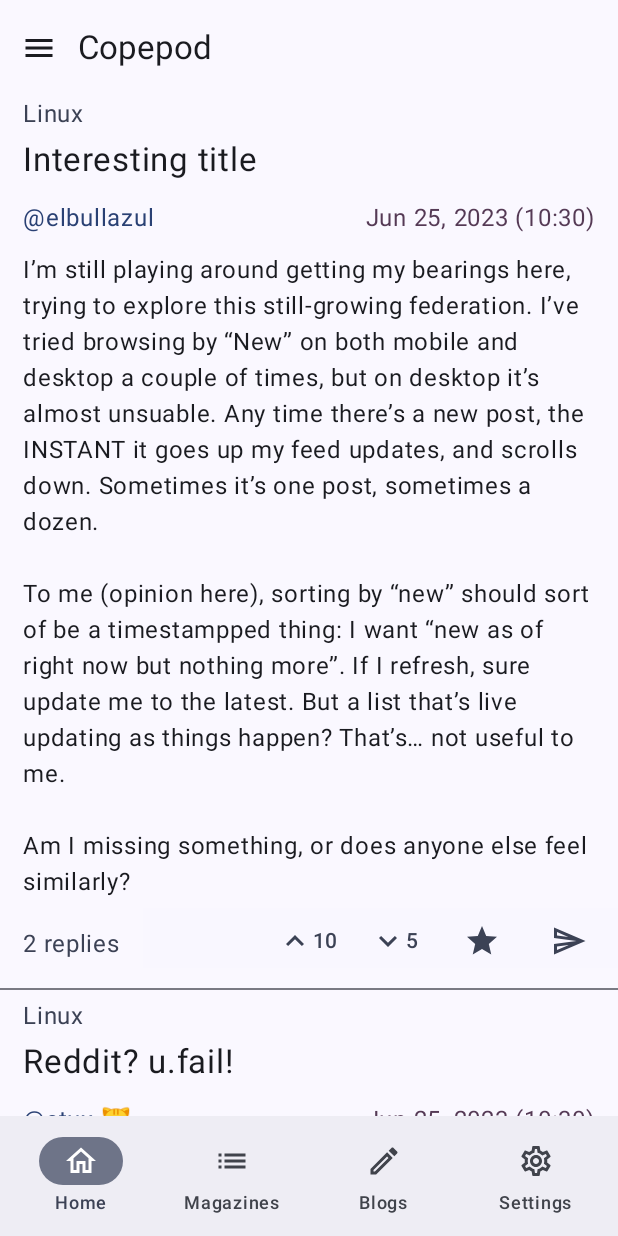
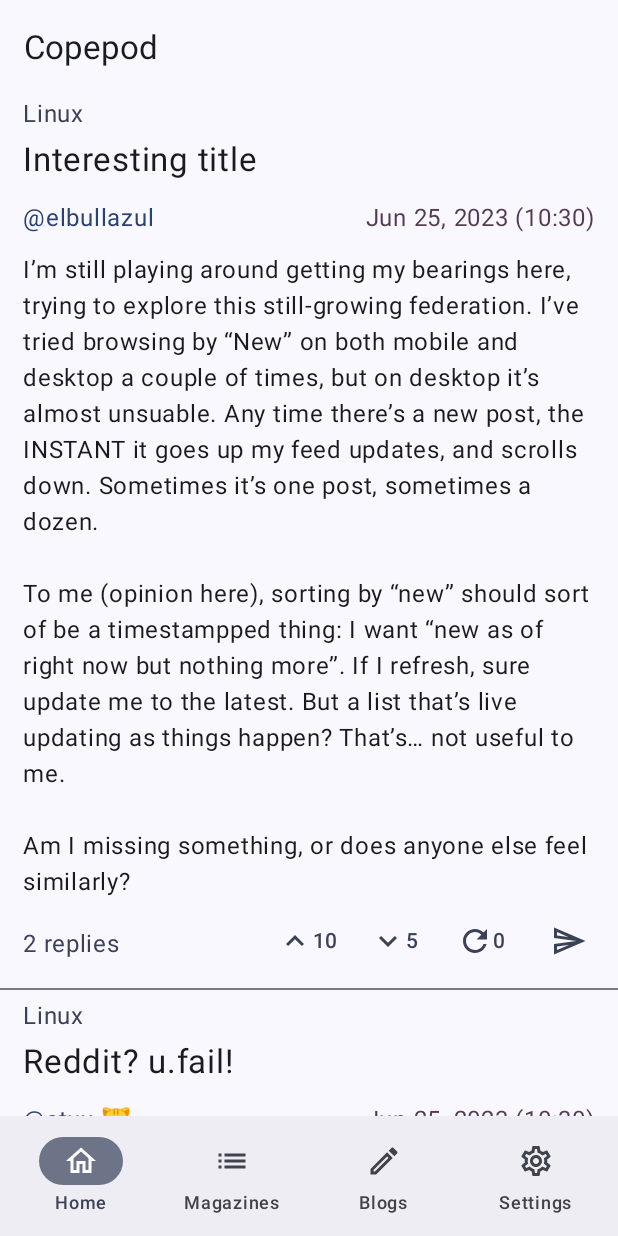
Before and after one commit to Elbullazul/Copepod, an Android app built with Jetpack Compose: the screen it shows after launch (MainActivity), on a phone screen of 412 x 824 dp. Run offline under Robolectric (Android 15) with nearby library versions, the phone set to English and light mode, and no system bars.

Commit message:
Finish navigation implementation, add some new views, reorganize others

```diff
--- a/app/src/main/AndroidManifest.xml
+++ b/app/src/main/AndroidManifest.xml
@@ -13,7 +13,7 @@
         android:theme="@style/Theme.Copepod"
         tools:targetApi="31">
         <activity
-            android:name=".ui.activities.MainActivity"
+            android:name=".ui.MainActivity"
             android:exported="true"
             android:label="@string/app_name"
             android:theme="@style/Theme.Copepod">
--- a/app/src/main/java/dev/elbullazul/copepod/api/kbin/models/Comment.kt
+++ b/app/src/main/java/dev/elbullazul/copepod/api/kbin/models/Comment.kt
@@ -6,22 +6,33 @@ import dev.elbullazul.copepod.api.common.actions.Favorites
 import dev.elbullazul.copepod.api.common.actions.Votes
 import java.util.Date
 
-class Comment(creator: User, created: Date, body: String, url: String, originUrl: String, replies: List<Post>, upvotes: Int, downvotes: Int, boosts: Int):
-    Post(creator, created, body, url, originUrl, replies),
-    Votes, Boosts, Favorites {
+class Comment():
+    Post(),
+    Votes, Boosts {
 
     // assign manually
     var parent: Post? = null
     var root: Post? = null
 
-    override var upvotes = upvotes
-    override var downvotes = downvotes
-    override var boosts = boosts
-    override var favorites = 0  // not used?
+    override var upvotes = 0
+    override var downvotes = 0
+    override var boosts = 0
 
-    constructor(creator: User, created: Date, body: String, url: String, originUrl: String, replies: List<Post>, upvotes: Int, downvotes: Int, boosts: Int, parent: Post)
-        :this(creator, created, body, url, originUrl, replies, upvotes, downvotes, boosts) {
+    override var vote = 0  // not voted
+    override var boosted = false
 
-        this.parent = parent
+    constructor(creator: User, created: Date, body: String, url: String, originUrl: String, replies: List<Post>, upvotes: Int, downvotes: Int, boosts: Int)
+        :this() {
+
+        this.creator = creator
+        this.created = created
+        this.body = body
+        this.url = url
+        this.originUrl = originUrl
+        this.replies = replies
+
+        this.upvotes = upvotes
+        this.downvotes = downvotes
+        this.boosts = boosts
     }
 }
--- a/app/src/main/java/dev/elbullazul/copepod/api/kbin/models/Thread.kt
+++ b/app/src/main/java/dev/elbullazul/copepod/api/kbin/models/Thread.kt
@@ -7,7 +7,7 @@ import dev.elbullazul.copepod.api.common.actions.Votes
 import java.util.Date
 
 class Thread(): Post(),
-    Votes, Boosts, Favorites {
+    Votes, Boosts {
 
     var title: String = ""
     var magazine: Magazine = Magazine()
@@ -15,7 +15,9 @@ class Thread(): Post(),
     override var upvotes = 0
     override var downvotes = 0
     override var boosts = 0
-    override var favorites = 0  // not used?
+
+    override var vote = 0   // not voted
+    override var boosted = false
 
     constructor(creator: User, created: Date, title: String, magazine: Magazine, body: String, url: String, originUrl: String, replies: List<Post>, upvotes: Int, downvotes: Int, boosts: Int):this() {
         this.creator = creator
--- a/app/src/main/java/dev/elbullazul/copepod/ui/activities/MainActivity.kt
+++ b/app/src/main/java/dev/elbullazul/copepod/ui/MainActivity.kt
@@ -1,4 +1,4 @@
-package dev.elbullazul.copepod.ui.activities
+package dev.elbullazul.copepod.ui
 
 import android.os.Bundle
 import androidx.activity.ComponentActivity
@@ -13,13 +13,10 @@ import androidx.compose.ui.Modifier
 import androidx.navigation.compose.NavHost
 import androidx.navigation.compose.composable
 import androidx.navigation.compose.rememberNavController
-import dev.elbullazul.copepod.api.kbin.data.TEST_COMMENTS
-import dev.elbullazul.copepod.api.kbin.data.TEST_THREADS
 import dev.elbullazul.copepod.ui.fragments.common.BottomBar
-import dev.elbullazul.copepod.ui.fragments.common.HeaderBar
-import dev.elbullazul.copepod.ui.fragments.views.ThreadListView
-import dev.elbullazul.copepod.ui.fragments.views.ThreadView
-import dev.elbullazul.copepod.ui.fragments.views.UserProfileView
+import dev.elbullazul.copepod.ui.fragments.common.TopBar
+import dev.elbullazul.copepod.ui.navigation.Overview
+import dev.elbullazul.copepod.ui.navigation.Screens
 import dev.elbullazul.copepod.ui.theme.CopepodTheme
 
 class MainActivity : ComponentActivity() {
@@ -33,7 +30,8 @@ class MainActivity : ComponentActivity() {
 }
 @Composable
 fun App() {
-    // DEBUG val context = LocalContext.current
+    // DEBUG
+//    val context = LocalContext.current
     val navController = rememberNavController()
 
     CopepodTheme {
@@ -43,19 +41,13 @@ fun App() {
             color = MaterialTheme.colorScheme.background
         ) {
             Scaffold(
-                topBar = { HeaderBar() },
+                topBar = { TopBar() },
                 bottomBar = { BottomBar(navController = navController) }
             ) { contentPadding ->
-                NavHost(navController = navController, startDestination = "home", modifier = Modifier.padding(contentPadding)) {
-                    composable("home") { ThreadListView(threads = TEST_THREADS) }
-                    composable("user") {
-                        UserProfileView(
-                            comments = TEST_COMMENTS,
-                            threads = TEST_THREADS,
-                            blogs = emptyList()
-                        )
+                NavHost(navController = navController, startDestination = Overview.route, modifier = Modifier.padding(contentPadding)) {
+                    for (navItem in Screens.NavItems) {
+                        composable(navItem.route) { navItem.view() }
                     }
-                    composable("thread") { ThreadView(thread = TEST_THREADS[2]) }
                 }
             }
         }
--- a/app/src/main/java/dev/elbullazul/copepod/ui/fragments/cards/CommentCard.kt
+++ b/app/src/main/java/dev/elbullazul/copepod/ui/fragments/cards/CommentCard.kt
@@ -29,7 +29,7 @@ fun CommentCard(comment: Comment) {
             CardHeader(creator = comment.creator.name, created = comment.created)
             MarkdownBody(comment.body)
         }
-        CardFooter(upvotes = comment.upvotes, downvotes = comment.downvotes)
+        CardFooter(comment)
     }
 }
 
--- /dev/null
+++ b/app/src/main/java/dev/elbullazul/copepod/ui/fragments/cards/ProfileCard.kt
@@ -0,0 +1,41 @@
+package dev.elbullazul.copepod.ui.fragments.cards
+
+import androidx.compose.foundation.layout.Column
+import androidx.compose.foundation.layout.Row
+import androidx.compose.foundation.layout.Spacer
+import androidx.compose.foundation.layout.padding
+import androidx.compose.material.icons.Icons
+import androidx.compose.material.icons.outlined.Info
+import androidx.compose.material.icons.outlined.Person
+import androidx.compose.material3.Icon
+import androidx.compose.material3.MaterialTheme
+import androidx.compose.material3.Text
+import androidx.compose.runtime.Composable
+import androidx.compose.ui.Modifier
+import androidx.compose.ui.res.stringResource
+import androidx.compose.ui.unit.dp
+import dev.elbullazul.copepod.R
+import dev.elbullazul.copepod.api.common.models.Actor
+import dev.elbullazul.copepod.api.common.models.PERSON_ACTOR
+
+// TODO: could be reused for magazine/community header
+
+@Composable
+fun ProfileCard(actor: Actor) {
+    Column(modifier = Modifier.padding(15.dp)) {
+        Row {
+            if (actor.type == PERSON_ACTOR) {
+                Icon(Icons.Outlined.Person, contentDescription = "user avatar")
+            }
+            else {
+                Icon(Icons.Outlined.Info, contentDescription = "group avatar")
+            }
+            Text(text = actor.name, modifier = Modifier.padding(horizontal = 5.dp))
+
+            // TODO: number of followers?
+            Spacer(modifier = Modifier.weight(1f))
+            Text(text = "${actor.followers} ${stringResource(R.string.followers)}", color = MaterialTheme.colorScheme.secondary)
+        }
+        Text("<description goes here>", modifier = Modifier.padding(vertical = 10.dp))
+    }
+}
--- a/app/src/main/java/dev/elbullazul/copepod/ui/fragments/cards/ThreadCard.kt
+++ b/app/src/main/java/dev/elbullazul/copepod/ui/fragments/cards/ThreadCard.kt
@@ -13,6 +13,7 @@ import androidx.compose.ui.tooling.preview.Preview
 import androidx.compose.ui.unit.dp
 import androidx.compose.ui.unit.sp
 import dev.elbullazul.copepod.R
+import dev.elbullazul.copepod.api.common.models.Post
 import dev.elbullazul.copepod.api.kbin.data.TEST_THREADS
 import dev.elbullazul.copepod.render.MarkdownBody
 import dev.elbullazul.copepod.ui.fragments.cards.common.CardFooter
@@ -21,29 +22,31 @@ import dev.elbullazul.copepod.api.kbin.models.Thread
 import dev.elbullazul.copepod.ui.theme.CopepodTheme
 
 @Composable
-fun ThreadCard(thread: Thread, onClick: () -> Unit) {
+fun ThreadCard(post: Post, onClick: () -> Unit) {
     // TODO: add community/magazine (requires rework to Thread object)
     // TODO: implement onClick action
     Column {
         Column(modifier = Modifier.padding(horizontal = 15.dp)) {
-            Text(thread.magazine.name, color = MaterialTheme.colorScheme.secondary)
-            Text(
-                text = thread.title,
-                fontSize = 22.sp,
-                modifier = Modifier.padding(horizontal = 0.dp, vertical = 5.dp)
-            )
+            if (post is Thread) {
+                Text(post.magazine.name, color = MaterialTheme.colorScheme.secondary)
+                Text(
+                    text = post.title,
+                    fontSize = 22.sp,
+                    modifier = Modifier.padding(horizontal = 0.dp, vertical = 5.dp)
+                )
+            }
             Spacer(modifier = Modifier.padding(vertical = 1.dp))
-            CardHeader(creator = thread.creator.name, created = thread.created)
-            MarkdownBody(source = thread.body)
+            CardHeader(creator = post.creator.name, created = post.created)
+            MarkdownBody(source = post.body)
         }
 
         Row {
             Text(
-                "${thread.replies.count()} ${stringResource(R.string.replies)}",
+                "${post.replies.count()} ${stringResource(R.string.replies)}",
                 color = MaterialTheme.colorScheme.secondary,
                 modifier = Modifier.padding(vertical = 12.dp, horizontal = 15.dp)
             )
-            CardFooter(upvotes = thread.upvotes, downvotes = thread.downvotes)
+            CardFooter(post)
         }
     }
 }
--- a/app/src/main/java/dev/elbullazul/copepod/ui/fragments/cards/UserProfileCard.kt
+++ /dev/null
@@ -1,27 +0,0 @@
-package dev.elbullazul.copepod.ui.fragments.cards
-
-import androidx.compose.foundation.layout.Column
-import androidx.compose.foundation.layout.Row
-import androidx.compose.foundation.layout.padding
-import androidx.compose.material.icons.Icons
-import androidx.compose.material.icons.outlined.Person
-import androidx.compose.material3.Icon
-import androidx.compose.material3.Text
-import androidx.compose.runtime.Composable
-import androidx.compose.ui.Modifier
-import androidx.compose.ui.unit.dp
-import dev.elbullazul.copepod.api.kbin.models.User
-
-// TODO: could be reused for magazine/community header
-
-@Composable
-fun UserProfileCard(user: User) {
-    Column(modifier = Modifier.padding(15.dp)) {
-        // TODO: user header composable?
-        Row {
-            Icon(Icons.Outlined.Person, contentDescription = "user avatar")
-            Text(text = user.name)
-        }
-        Text("<user description goes here>", modifier = Modifier.padding(vertical = 10.dp))
-    }
-}
--- a/app/src/main/java/dev/elbullazul/copepod/ui/fragments/cards/common/CardFooter.kt
+++ b/app/src/main/java/dev/elbullazul/copepod/ui/fragments/cards/common/CardFooter.kt
@@ -14,55 +14,115 @@ import androidx.compose.ui.unit.dp
 import androidx.compose.foundation.layout.PaddingValues
 import androidx.compose.foundation.layout.height
 import androidx.compose.foundation.layout.padding
+import androidx.compose.material.icons.outlined.Refresh
 import androidx.compose.material3.BottomAppBar
 import androidx.compose.material3.MaterialTheme
 import androidx.compose.material3.TextButton
+import androidx.compose.ui.graphics.Color
 import androidx.compose.ui.graphics.vector.ImageVector
 import androidx.compose.ui.platform.LocalContext
 import androidx.compose.ui.res.stringResource
 import dev.elbullazul.copepod.R
+import dev.elbullazul.copepod.api.common.actions.Boosts
+import dev.elbullazul.copepod.api.common.actions.DOWNVOTED
+import dev.elbullazul.copepod.api.common.actions.Favorites
+import dev.elbullazul.copepod.api.common.actions.NOT_VOTED
+import dev.elbullazul.copepod.api.common.actions.UPVOTED
+import dev.elbullazul.copepod.api.common.actions.Votes
+import dev.elbullazul.copepod.api.common.models.Post
 import dev.elbullazul.copepod.ui.helpers.ShowToast
 
 @Composable
-fun CommentActionButton(icon: ImageVector, text: String, description: String, onClick: () -> Unit) {
+fun CommentActionButton(icon: ImageVector, text: String, description: String, pressed: Boolean, onClick: () -> Unit) {
     TextButton(contentPadding = PaddingValues(0.dp), onClick = onClick) {
+        val color: Color
+
+        if (pressed) {
+            color = MaterialTheme.colorScheme.primary
+        }
+        else {
+            color = MaterialTheme.colorScheme.secondary
+        }
+
         Icon(
             imageVector = icon,
             contentDescription = description,
             modifier = Modifier.padding(0.dp),
-            tint = MaterialTheme.colorScheme.secondary
+            tint = color
         )
-        Text(text = text, color = MaterialTheme.colorScheme.secondary)
+        Text(text = text, color = color)
     }
 }
 
-// TODO: toggle on load if already marked as upvoted
 @Composable
-fun CardFooter(upvotes: Int, downvotes: Int) {
+fun CardFooter(post: Post) {
     val context = LocalContext.current
-
-    // TODO: shorten vote amount if over 1000 (ex. 1587 votes -> 1.5k?)
 
     BottomAppBar(
         containerColor = MaterialTheme.colorScheme.background.copy(alpha = .5f),
-        modifier = Modifier.height(40.dp)) {
-
+        modifier = Modifier.height(40.dp)
+    ) {
         Spacer(Modifier.weight(1f))
 
-        CommentActionButton(Icons.Outlined.KeyboardArrowUp, upvotes.toString(), stringResource(R.string.upvote), onClick = {
-            ShowToast(context, "Upvoted")
-        })
+        if (post is Votes) {
+            // TODO: fix pressed state check
+            CommentActionButton(
+                icon = Icons.Outlined.KeyboardArrowUp,
+                text = post.upvotes.toString(),
+                description = stringResource(R.string.upvote),
+                pressed = (post.vote == UPVOTED),
+                onClick = {
+                    ShowToast(context, "Upvoted")
+                    post.vote = UPVOTED
+                }
+            )
+            CommentActionButton(
+                icon = Icons.Outlined.KeyboardArrowDown,
+                text = post.downvotes.toString(),
+                description = stringResource(R.string.downvote),
+                pressed = (post.vote == DOWNVOTED),
+                onClick = {
+                    ShowToast(context, "Downvoted")
+                    post.vote = DOWNVOTED
+                }
+            )
+        }
 
-        CommentActionButton(Icons.Outlined.KeyboardArrowDown, downvotes.toString(), stringResource(R.string.downvote), onClick = {
-            ShowToast(context, "Downvoted")
-        })
+        if (post is Boosts) {
+            CommentActionButton(
+                icon = Icons.Outlined.Refresh,
+                text = post.boosts.toString(),
+                description = stringResource(R.string.favorite),
+                pressed = post.boosted,
+                onClick = {
+                    ShowToast(context, "bookmarked")
+                    post.boosted = !post.boosted
+                }
+            )
+        }
 
-        CommentActionButton(Icons.Outlined.Star, "", stringResource(R.string.favorite), onClick = {
-            ShowToast(context, "bookmarked")
-        })
+        if (post is Favorites) {
+            CommentActionButton(
+                icon = Icons.Outlined.Star,
+                text = post.favorites.toString(),
+                description = stringResource(R.string.favorite),
+                pressed = false,
+                onClick = {
+                    ShowToast(context, "bookmarked")
+                    post.favorited = !post.favorited
+                }
+            )
+        }
 
-        CommentActionButton(Icons.Outlined.Send, "", stringResource(R.string.reply), onClick = {
-            ShowToast(context, "coming soon!")
-        })
+        // TODO: make conditional as well
+        CommentActionButton(
+            icon = Icons.Outlined.Send,
+            text = "",
+            description = stringResource(R.string.reply),
+            pressed = false,
+            onClick = {
+                ShowToast(context, "coming soon!")
+            }
+        )
     }
 }
--- a/app/src/main/java/dev/elbullazul/copepod/ui/fragments/common/BottomBar.kt
+++ b/app/src/main/java/dev/elbullazul/copepod/ui/fragments/common/BottomBar.kt
@@ -17,6 +17,7 @@ import androidx.navigation.compose.currentBackStackEntryAsState
 import dev.elbullazul.copepod.R
 import dev.elbullazul.copepod.ui.helpers.ShowToast
 import androidx.compose.runtime.getValue
+import dev.elbullazul.copepod.ui.navigation.Screens
 
 @Composable
 fun BottomBar(navController: NavHostController) {
@@ -27,53 +28,13 @@ fun BottomBar(navController: NavHostController) {
     val currentRoute = navBackStackEntry?.destination?.route
 
     BottomAppBar {
-        NavigationBarItem(
-            icon = {
-                Icon(Icons.Outlined.Home, contentDescription = "home")
-            },
-            label = {
-                Text(stringResource(R.string.home))
-            },
-            selected = (currentRoute == "home"),
-            onClick = {
-                navController.navigate("home")
-            }
-        )
-        NavigationBarItem(
-            icon = {
-                Icon(Icons.Outlined.List, contentDescription = "magazines")
-            },
-            label = {
-                Text(stringResource(R.string.magazines))
-            },
-            selected = (currentRoute == "thread"),
-            onClick = {
-                navController.navigate("thread")
-            }
-        )
-        NavigationBarItem(
-            icon = {
-                Icon(Icons.Outlined.Create, contentDescription = "blogs")
-            },
-            label = {
-                Text(stringResource(R.string.blogs))
-            },
-            selected = false,
-            onClick = {
-                ShowToast(context, "Hi!")
-            }
-        )
-        NavigationBarItem(
-            icon = {
-                Icon(Icons.Outlined.Settings, contentDescription = "settings")
-            },
-            label = {
-                Text(stringResource(R.string.settings))
-            },
-            selected = false,
-            onClick = {
-                ShowToast(context, "Hi!")
-            }
-        )
+        for (navItem in Screens.NavItems) {
+            NavigationBarItem(
+                icon = { Icon(navItem.icon, contentDescription = navItem.route) },
+                label = { Text(stringResource(navItem.label)) },
+                selected = (currentRoute == navItem.route),
+                onClick = { navController.navigate(navItem.route) }
+            )
+        }
     }
 }
--- a/app/src/main/java/dev/elbullazul/copepod/ui/fragments/common/HeaderBar.kt
+++ b/app/src/main/java/dev/elbullazul/copepod/ui/fragments/common/TopBar.kt
@@ -2,8 +2,6 @@ package dev.elbullazul.copepod.ui.fragments.common
 
 import androidx.compose.foundation.layout.padding
 import androidx.compose.material.icons.Icons
-import androidx.compose.material.icons.filled.ArrowBack
-import androidx.compose.material.icons.outlined.List
 import androidx.compose.material.icons.outlined.Menu
 import androidx.compose.material3.Icon
 import androidx.compose.material3.Text
@@ -15,14 +13,14 @@ import androidx.compose.ui.unit.dp
 import dev.elbullazul.copepod.R
 
 @Composable
-fun HeaderBar() {
+fun TopBar() {
     TopAppBar(
         title = {
             Text(stringResource(R.string.app_name))
         },
-        navigationIcon = {
-            Icon(Icons.Outlined.Menu, contentDescription = "navigation drawer", modifier = Modifier.padding(10.dp))
-            //Icon(Icons.Filled.ArrowBack, "backIcon", modifier = Modifier.padding(horizontal = 3.dp))
-        }
+//        navigationIcon = {
+//            Icon(Icons.Outlined.Menu, contentDescription = "navigation drawer", modifier = Modifier.padding(10.dp))
+//            //Icon(Icons.Filled.ArrowBack, "backIcon", modifier = Modifier.padding(horizontal = 3.dp))
+//        }
     )
 }
--- /dev/null
+++ b/app/src/main/java/dev/elbullazul/copepod/ui/fragments/views/MagazineView.kt
@@ -0,0 +1,17 @@
+package dev.elbullazul.copepod.ui.fragments.views
+
+import androidx.compose.foundation.lazy.LazyColumn
+import androidx.compose.runtime.Composable
+import dev.elbullazul.copepod.api.kbin.data.TEST_MAGAZINES
+import dev.elbullazul.copepod.ui.fragments.cards.ProfileCard
+
+@Composable
+fun MagazineListView() {
+    LazyColumn() {
+        for (mag in TEST_MAGAZINES) {
+            item {
+                ProfileCard(actor = mag)
+            }
+        }
+    }
+}
--- /dev/null
+++ b/app/src/main/java/dev/elbullazul/copepod/ui/fragments/views/SettingsView.kt
@@ -0,0 +1,12 @@
+package dev.elbullazul.copepod.ui.fragments.views
+
+import androidx.compose.foundation.layout.Column
+import androidx.compose.material3.Text
+import androidx.compose.runtime.Composable
+
+@Composable
+fun SettingsView() {
+    Column {
+        Text(text = "Coming soon...")
+    }
+}
--- a/app/src/main/java/dev/elbullazul/copepod/ui/fragments/views/ThreadListView.kt
+++ b/app/src/main/java/dev/elbullazul/copepod/ui/fragments/views/ThreadListView.kt
@@ -1,6 +1,5 @@
 package dev.elbullazul.copepod.ui.fragments.views
 
-import android.app.LocaleConfig
 import androidx.compose.foundation.layout.padding
 import androidx.compose.foundation.lazy.LazyColumn
 import androidx.compose.material3.Divider
@@ -21,7 +20,7 @@ fun ThreadListView(threads: List<Thread>) {
 
         for (thread in threads) {
             item {
-                ThreadCard(thread = thread, onClick = {
+                ThreadCard(post = thread, onClick = {
                     ShowToast(context, "opening thread ${thread.title}")
                 })
 
@@ -31,4 +30,13 @@ fun ThreadListView(threads: List<Thread>) {
             }
         }
     }
+
+    // events
+//    onThreadClick()
+//    onUserClick()
+//    onMagazineClick
+//    onUpvoteClick
+//    onDownvoteClick
+//    onBoostClick()
+//    onFavoriteClick
 }
--- a/app/src/main/java/dev/elbullazul/copepod/ui/fragments/views/UserProfileView.kt
+++ b/app/src/main/java/dev/elbullazul/copepod/ui/fragments/views/UserProfileView.kt
@@ -15,7 +15,7 @@ import dev.elbullazul.copepod.api.common.models.Post
 import dev.elbullazul.copepod.api.kbin.data.TEST_USERS
 import dev.elbullazul.copepod.api.kbin.models.Comment
 import dev.elbullazul.copepod.api.kbin.models.Thread
-import dev.elbullazul.copepod.ui.fragments.cards.UserProfileCard
+import dev.elbullazul.copepod.ui.fragments.cards.ProfileCard
 
 @Composable
 fun UserProfileView(comments: List<Comment>, threads: List<Thread>, blogs: List<Post>) {
@@ -29,7 +29,7 @@ fun UserProfileView(comments: List<Comment>, threads: List<Thread>, blogs: List<
 
     Column {
         // user header
-        UserProfileCard(user)
+        ProfileCard(user)
 
         // user submission tabs
         TabRow(selectedTabIndex = tabIndex) {
--- /dev/null
+++ b/app/src/main/java/dev/elbullazul/copepod/ui/navigation/Screens.kt
@@ -0,0 +1,59 @@
+package dev.elbullazul.copepod.ui.navigation
+
+import androidx.compose.material.icons.Icons
+import androidx.compose.material.icons.outlined.Edit
+import androidx.compose.material.icons.outlined.Home
+import androidx.compose.material.icons.outlined.List
+import androidx.compose.material.icons.outlined.Settings
+import androidx.compose.runtime.Composable
+import dev.elbullazul.copepod.R
+import dev.elbullazul.copepod.api.kbin.data.TEST_COMMENTS
+import dev.elbullazul.copepod.api.kbin.data.TEST_THREADS
+import dev.elbullazul.copepod.ui.fragments.views.MagazineListView
+import dev.elbullazul.copepod.ui.fragments.views.SettingsView
+import dev.elbullazul.copepod.ui.fragments.views.ThreadListView
+import dev.elbullazul.copepod.ui.fragments.views.UserProfileView
+
+object Overview: NavItem {
+    override val label = R.string.home
+    override val icon = Icons.Outlined.Home
+    override val route = "threads"
+    override val view: @Composable () -> Unit = { ThreadListView(threads = TEST_THREADS) }
+}
+
+// TODO: implement view
+object Magazines: NavItem {
+    override val label = R.string.magazines
+    override val icon = Icons.Outlined.List
+    override val route = "magazines"
+    override val view: @Composable () -> Unit = { MagazineListView() }
+}
+
+// TODO: implement view
+object Blogs: NavItem {
+    override val label = R.string.blogs
+    override val icon = Icons.Outlined.Edit
+    override val route = "blogs"
+    override val view: @Composable () -> Unit = { UserProfileView(
+        comments = TEST_COMMENTS,
+        threads = TEST_THREADS,
+        blogs = emptyList()
+    ) }
+}
+
+// TODO: implement view
+object Settings: NavItem {
+    override val label = R.string.settings
+    override val icon = Icons.Outlined.Settings
+    override val route = "settings"
+    override val view: @Composable () -> Unit = { SettingsView() }
+}
+
+object Screens {
+    val NavItems = listOf<NavItem>(
+        Overview,
+        Magazines,
+        Blogs,
+        Settings
+    )
+}
--- a/app/src/main/res/values/strings.xml
+++ b/app/src/main/res/values/strings.xml
@@ -15,4 +15,5 @@
     <string name="home">Home</string>
     <string name="magazines">Magazines</string>
     <string name="settings">Settings</string>
+    <string name="followers">followers</string>
 </resources>
```
